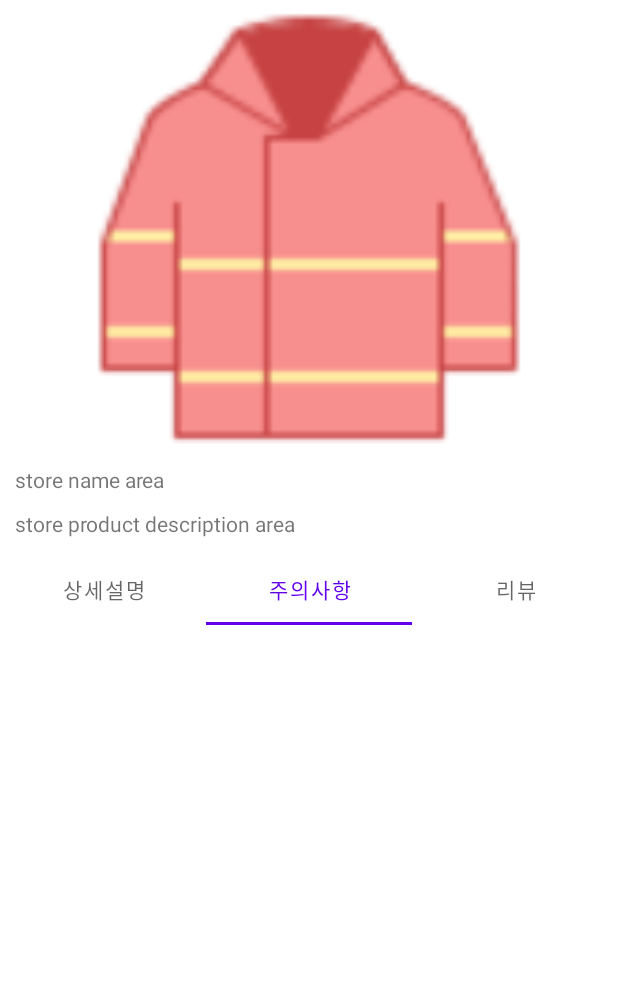
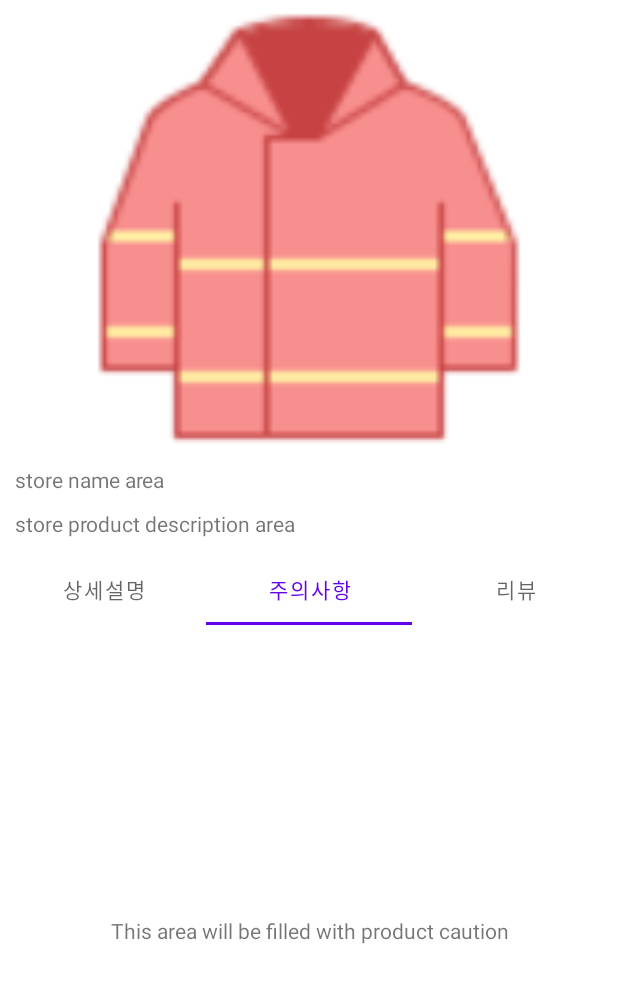
Before and after one commit to otu165/Shop, an Android app: the StoreActivity screen opened directly, with no data from a screen before it, tab 2 chosen, on a phone screen of 412 x 824 dp. Shown: the top 983 px of the screen. Run offline under Robolectric (Android 15) with nearby library versions, the light colour scheme and no system bars.

Commit message:
juyeon_StoreActivity_ViewPager + Fragment

```diff
--- a/app/src/main/java/com/example/shopping/feature/store/StoreActivity.kt
+++ b/app/src/main/java/com/example/shopping/feature/store/StoreActivity.kt
@@ -4,6 +4,7 @@ import androidx.appcompat.app.AppCompatActivity
 import android.os.Bundle
 import android.util.Log
 import com.example.shopping.R
+import com.google.android.material.tabs.TabLayout
 import kotlinx.android.synthetic.main.activity_store.*
 
 class StoreActivity : AppCompatActivity() {
@@ -23,7 +24,26 @@ class StoreActivity : AppCompatActivity() {
         // 2. title & description update
 
         // 3. Fragment + ViewPager
+        val fragmentPagerAdapter = StoreFragmentPagerAdapter(supportFragmentManager)
+        vpStoreBelow.adapter = fragmentPagerAdapter
 
+        tabStore.addOnTabSelectedListener(
+            object : TabLayout.OnTabSelectedListener {
+                override fun onTabSelected(tab: TabLayout.Tab?) {
+                    if(tab != null) {
+                        vpStoreBelow.currentItem = tab.position
+                    }
+                }
+
+                override fun onTabUnselected(tab: TabLayout.Tab?) {
+                }
+
+                override fun onTabReselected(tab: TabLayout.Tab?) {
+                }
+            }
+        )
+
+        vpStoreBelow.addOnPageChangeListener(TabLayout.TabLayoutOnPageChangeListener(tabStore))
     }
 
     companion object {
--- /dev/null
+++ b/app/src/main/java/com/example/shopping/feature/store/StoreFragmentPagerAdapter.kt
@@ -0,0 +1,28 @@
+package com.example.shopping.feature.store
+
+import androidx.fragment.app.Fragment
+import androidx.fragment.app.FragmentManager
+import androidx.fragment.app.FragmentPagerAdapter
+import com.example.shopping.feature.store.fragment.StoreAlertFragment
+import com.example.shopping.feature.store.fragment.StoreInfoFragment
+import com.example.shopping.feature.store.fragment.StoreReviewFragment
+
+class StoreFragmentPagerAdapter(fragmentManager: FragmentManager) : FragmentPagerAdapter(fragmentManager) {
+    override fun getCount(): Int {
+        return 3
+    }
+
+    override fun getItem(position: Int): Fragment {
+        return when(position) {
+            0 -> {
+                StoreInfoFragment()
+            }
+            1 -> {
+                StoreAlertFragment()
+            }
+            else -> {
+                StoreReviewFragment()
+            }
+        }
+    }
+}
--- /dev/null
+++ b/app/src/main/java/com/example/shopping/feature/store/fragment/StoreAlertFragment.kt
@@ -0,0 +1,33 @@
+package com.example.shopping.feature.store.fragment
+
+import android.os.Bundle
+import android.util.Log
+import androidx.fragment.app.Fragment
+import android.view.LayoutInflater
+import android.view.View
+import android.view.ViewGroup
+import com.example.shopping.R
+
+class StoreAlertFragment : Fragment() {
+
+    override fun onCreateView(
+        inflater: LayoutInflater, container: ViewGroup?,
+        savedInstanceState: Bundle?
+    ): View? {
+        // Inflate the layout for this fragment
+        val view = inflater.inflate(R.layout.fragment_store_alert, container, false)
+
+        alertFunction()
+
+        Log.d(TAG, "$TAG created")
+        return view
+    }
+
+    private fun alertFunction() {
+
+    }
+
+    companion object {
+        private const val TAG = "StoreAlertFragment"
+    }
+}
--- /dev/null
+++ b/app/src/main/java/com/example/shopping/feature/store/fragment/StoreInfoFragment.kt
@@ -0,0 +1,33 @@
+package com.example.shopping.feature.store.fragment
+
+import android.os.Bundle
+import android.util.Log
+import androidx.fragment.app.Fragment
+import android.view.LayoutInflater
+import android.view.View
+import android.view.ViewGroup
+import com.example.shopping.R
+
+class StoreInfoFragment : Fragment() {
+
+    override fun onCreateView(
+        inflater: LayoutInflater, container: ViewGroup?,
+        savedInstanceState: Bundle?
+    ): View? {
+        // Inflate the layout for this fragment
+        val view : View = inflater.inflate(R.layout.fragment_store_info, container, false)
+
+        infoFunction()
+
+        Log.d(TAG, "$TAG created")
+        return view
+    }
+
+    private fun infoFunction() {
+
+    }
+
+    companion object {
+        private const val TAG = "StoreInfoFragment"
+    }
+}
--- /dev/null
+++ b/app/src/main/java/com/example/shopping/feature/store/fragment/StoreReviewFragment.kt
@@ -0,0 +1,40 @@
+package com.example.shopping.feature.store.fragment
+
+import android.os.Bundle
+import android.util.Log
+import androidx.fragment.app.Fragment
+import android.view.LayoutInflater
+import android.view.View
+import android.view.ViewGroup
+import androidx.recyclerview.widget.LinearLayoutManager
+import com.example.shopping.R
+import kotlinx.android.synthetic.main.fragment_store_review.view.*
+
+class StoreReviewFragment : Fragment() {
+
+    override fun onCreateView(
+        inflater: LayoutInflater, container: ViewGroup?,
+        savedInstanceState: Bundle?
+    ): View? {
+        // Inflate the layout for this fragment
+        val view = inflater.inflate(R.layout.fragment_store_review, container, false)
+
+        reviewFunction(view)
+
+        Log.d(TAG, "$TAG created")
+        return view
+    }
+
+    private fun reviewFunction(view : View) {
+        // 1. RecyclerView
+        val rvAdapter = StoreReviewRvAdapter(requireContext())
+        val recyclerView = view.rvFragStoreReview
+        recyclerView.adapter = rvAdapter
+        recyclerView.layoutManager = LinearLayoutManager(requireContext())
+        rvAdapter.notifyDataSetChanged()
+    }
+
+    companion object {
+        private const val TAG = "StoreReviewFragment"
+    }
+}
--- /dev/null
+++ b/app/src/main/java/com/example/shopping/feature/store/fragment/StoreReviewRvAdapter.kt
@@ -0,0 +1,27 @@
+package com.example.shopping.feature.store.fragment
+
+import android.content.Context
+import android.view.LayoutInflater
+import android.view.View
+import android.view.ViewGroup
+import androidx.recyclerview.widget.RecyclerView
+import com.example.shopping.R
+import com.example.shopping.data.menu.MenuFragListViewData
+
+class StoreReviewRvAdapter(private val context : Context) : RecyclerView.Adapter<StoreReviewRvViewHolder>() {
+    val data = listOf<MenuFragListViewData>()
+
+    override fun onCreateViewHolder(parent: ViewGroup, viewType: Int): StoreReviewRvViewHolder {
+        val view : View = LayoutInflater.from(context).inflate(R.layout.item_frag_menu, null)
+        return StoreReviewRvViewHolder(view)
+    }
+
+    override fun onBindViewHolder(holder: StoreReviewRvViewHolder, position: Int) {
+        holder.bind(data[position])
+    }
+
+    override fun getItemCount(): Int {
+        return data.size
+    }
+
+}
--- a/app/src/main/res/layout/activity_store.xml
+++ b/app/src/main/res/layout/activity_store.xml
@@ -41,16 +41,10 @@
 
     </androidx.constraintlayout.widget.ConstraintLayout>
 
-    <androidx.constraintlayout.widget.ConstraintLayout
-        android:id="@+id/constraintStore2"
-        android:layout_width="match_parent"
-        android:layout_height="wrap_content"
-        app:layout_constraintTop_toBottomOf="@id/constraintStore1">
-
     <com.google.android.material.tabs.TabLayout
         android:id="@+id/tabStore"
         android:layout_width="match_parent"
-            android:layout_height="match_parent">
+        android:layout_height="wrap_content">
 
         <com.google.android.material.tabs.TabItem
             android:layout_width="wrap_content"
@@ -66,16 +60,14 @@
             android:layout_width="wrap_content"
             android:layout_height="wrap_content"
             android:text="리뷰" />
+
     </com.google.android.material.tabs.TabLayout>
 
-        <FrameLayout
-            android:id="@+id/frameStore"
+
+    <androidx.viewpager.widget.ViewPager
+        android:id="@+id/vpStoreBelow"
         android:layout_width="match_parent"
         android:layout_height="wrap_content"
-            app:layout_constraintTop_toBottomOf="@id/tabStore" />
-
-    </androidx.constraintlayout.widget.ConstraintLayout>
-
-
+        app:layout_constraintTop_toBottomOf="@id/tabStore"/>
 
 </LinearLayout>
--- /dev/null
+++ b/app/src/main/res/layout/fragment_store_alert.xml
@@ -0,0 +1,14 @@
+<?xml version="1.0" encoding="utf-8"?>
+<FrameLayout xmlns:android="http://schemas.android.com/apk/res/android"
+    xmlns:tools="http://schemas.android.com/tools"
+    android:layout_width="match_parent"
+    android:layout_height="match_parent"
+    tools:context=".feature.store.fragment.StoreAlertFragment">
+
+    <TextView
+        android:layout_width="match_parent"
+        android:layout_height="match_parent"
+        android:gravity="center"
+        android:text="This area will be filled with product caution"/>
+
+</FrameLayout>
--- a/app/src/main/res/values/strings.xml
+++ b/app/src/main/res/values/strings.xml
@@ -1,4 +1,6 @@
 <resources>
     <string name="app_name">쇼핑몰</string>
     <!-- TODO: Remove or change this placeholder text -->
+    <string name="hello_blank_fragment">Hello blank fragment</string>
+    <!-- TODO: Remove or change this placeholder text -->
 </resources>
```
Also changed, not shown: app/src/main/java/com/example/shopping/feature/store/fragment/StoreReviewRvViewHolder.kt (added, +19 -0 lines), app/src/main/res/layout/fragment_store_info.xml (added, +15 -0 lines), app/src/main/res/layout/fragment_store_review.xml (added, +20 -0 lines), app/src/main/res/layout/vp_store_item.xml (line endings or trailing spaces). Lines whose indentation alone changed are shown as unchanged.
